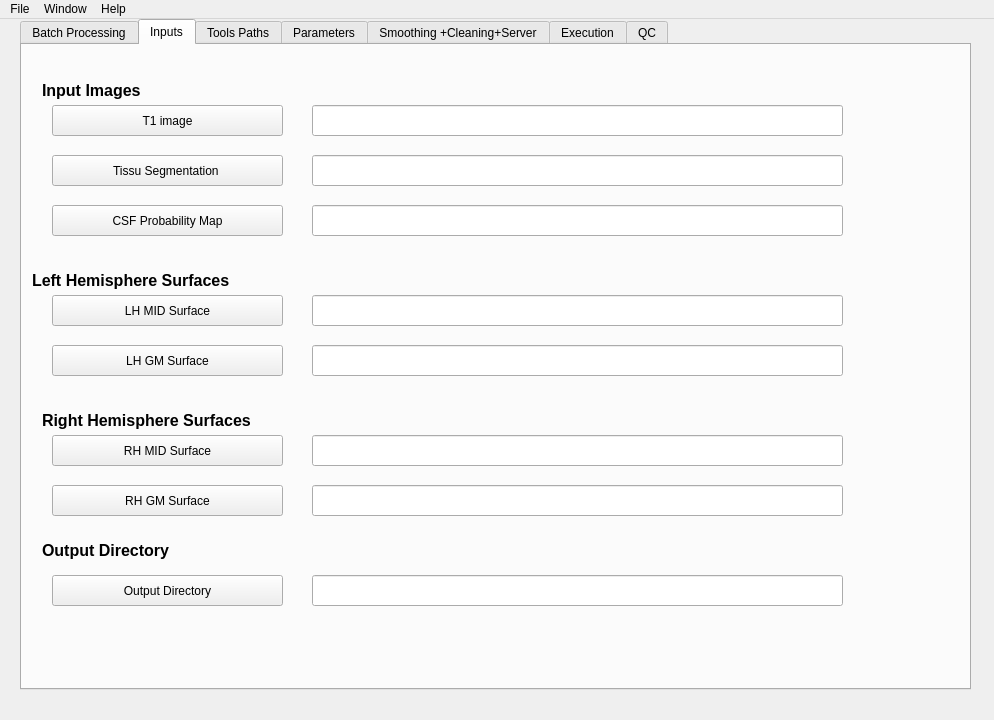
Above: src/app/csfwindow.ui from tahya-deddah/Local_EACSF before the change. Below: the same form after it.
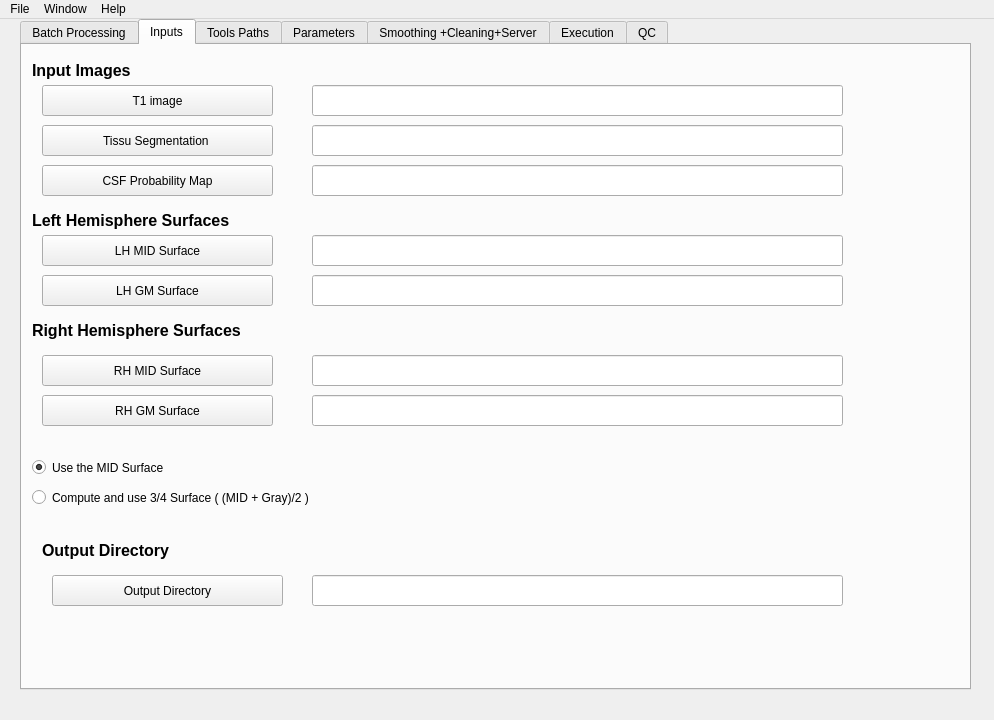
That is the form after the change. The open tabs and pages were chosen to show the change.

The edit to the form file:
```diff
--- a/src/app/csfwindow.ui
+++ b/src/app/csfwindow.ui
@@ -398,8 +398,8 @@
      <widget class="QLabel" name="input_images">
       <property name="geometry">
        <rect>
-        <x>20</x>
-        <y>30</y>
+        <x>10</x>
+        <y>10</y>
         <width>121</width>
         <height>31</height>
        </rect>
@@ -411,8 +411,8 @@
      <widget class="QPushButton" name="T1">
       <property name="geometry">
        <rect>
-        <x>30</x>
-        <y>60</y>
+        <x>20</x>
+        <y>40</y>
         <width>231</width>
         <height>31</height>
        </rect>
@@ -425,7 +425,7 @@
       <property name="geometry">
        <rect>
         <x>290</x>
-        <y>60</y>
+        <y>40</y>
         <width>531</width>
         <height>31</height>
        </rect>
@@ -434,8 +434,8 @@
      <widget class="QPushButton" name="Segmentation">
       <property name="geometry">
        <rect>
-        <x>30</x>
-        <y>110</y>
+        <x>20</x>
+        <y>80</y>
         <width>231</width>
         <height>31</height>
        </rect>
@@ -448,7 +448,7 @@
       <property name="geometry">
        <rect>
         <x>290</x>
-        <y>110</y>
+        <y>80</y>
         <width>531</width>
         <height>31</height>
        </rect>
@@ -457,8 +457,8 @@
      <widget class="QPushButton" name="CSF_Probability_Map">
       <property name="geometry">
        <rect>
-        <x>30</x>
-        <y>160</y>
+        <x>20</x>
+        <y>120</y>
         <width>231</width>
         <height>31</height>
        </rect>
@@ -471,7 +471,7 @@
       <property name="geometry">
        <rect>
         <x>290</x>
-        <y>160</y>
+        <y>120</y>
         <width>531</width>
         <height>31</height>
        </rect>
@@ -481,7 +481,7 @@
       <property name="geometry">
        <rect>
         <x>10</x>
-        <y>220</y>
+        <y>160</y>
         <width>301</width>
         <height>31</height>
        </rect>
@@ -493,8 +493,8 @@
      <widget class="QPushButton" name="LH_MID_Surface">
       <property name="geometry">
        <rect>
-        <x>30</x>
-        <y>250</y>
+        <x>20</x>
+        <y>190</y>
         <width>231</width>
         <height>31</height>
        </rect>
@@ -507,7 +507,7 @@
       <property name="geometry">
        <rect>
         <x>290</x>
-        <y>250</y>
+        <y>190</y>
         <width>531</width>
         <height>31</height>
        </rect>
@@ -516,8 +516,8 @@
      <widget class="QPushButton" name="LH_GM_Surface">
       <property name="geometry">
        <rect>
-        <x>30</x>
-        <y>300</y>
+        <x>20</x>
+        <y>230</y>
         <width>231</width>
         <height>31</height>
        </rect>
@@ -530,7 +530,7 @@
       <property name="geometry">
        <rect>
         <x>290</x>
-        <y>300</y>
+        <y>230</y>
         <width>531</width>
         <height>31</height>
        </rect>
@@ -539,8 +539,8 @@
      <widget class="QLabel" name="right_hemisphere">
       <property name="geometry">
        <rect>
-        <x>20</x>
-        <y>360</y>
+        <x>10</x>
+        <y>270</y>
         <width>281</width>
         <height>31</height>
        </rect>
@@ -552,8 +552,8 @@
      <widget class="QPushButton" name="RH_MID_Surface">
       <property name="geometry">
        <rect>
-        <x>30</x>
-        <y>390</y>
+        <x>20</x>
+        <y>310</y>
         <width>231</width>
         <height>31</height>
        </rect>
@@ -566,7 +566,7 @@
       <property name="geometry">
        <rect>
         <x>290</x>
-        <y>390</y>
+        <y>310</y>
         <width>531</width>
         <height>31</height>
        </rect>
@@ -575,8 +575,8 @@
      <widget class="QPushButton" name="RH_GM_Surface">
       <property name="geometry">
        <rect>
-        <x>30</x>
-        <y>440</y>
+        <x>20</x>
+        <y>350</y>
         <width>231</width>
         <height>31</height>
        </rect>
@@ -589,7 +589,7 @@
       <property name="geometry">
        <rect>
         <x>290</x>
-        <y>440</y>
+        <y>350</y>
         <width>531</width>
         <height>31</height>
        </rect>
@@ -631,6 +631,35 @@
        </rect>
       </property>
      </widget>
+     <widget class="QRadioButton" name="radioButton_MID">
+      <property name="geometry">
+       <rect>
+        <x>10</x>
+        <y>410</y>
+        <width>201</width>
+        <height>25</height>
+       </rect>
+      </property>
+      <property name="text">
+       <string>Use the MID Surface</string>
+      </property>
+      <property name="checked">
+       <bool>true</bool>
+      </property>
+     </widget>
+     <widget class="QRadioButton" name="radioButton_75P">
+      <property name="geometry">
+       <rect>
+        <x>10</x>
+        <y>440</y>
+        <width>371</width>
+        <height>25</height>
+       </rect>
+      </property>
+      <property name="text">
+       <string>Compute and use 3/4 Surface ( (MID + Gray)/2 ) </string>
+      </property>
+     </widget>
     </widget>
     <widget class="QWidget" name="tab_executables">
      <attribute name="title">
```
Left out of the diff: 2 changed lines with no effect on the pictures.
